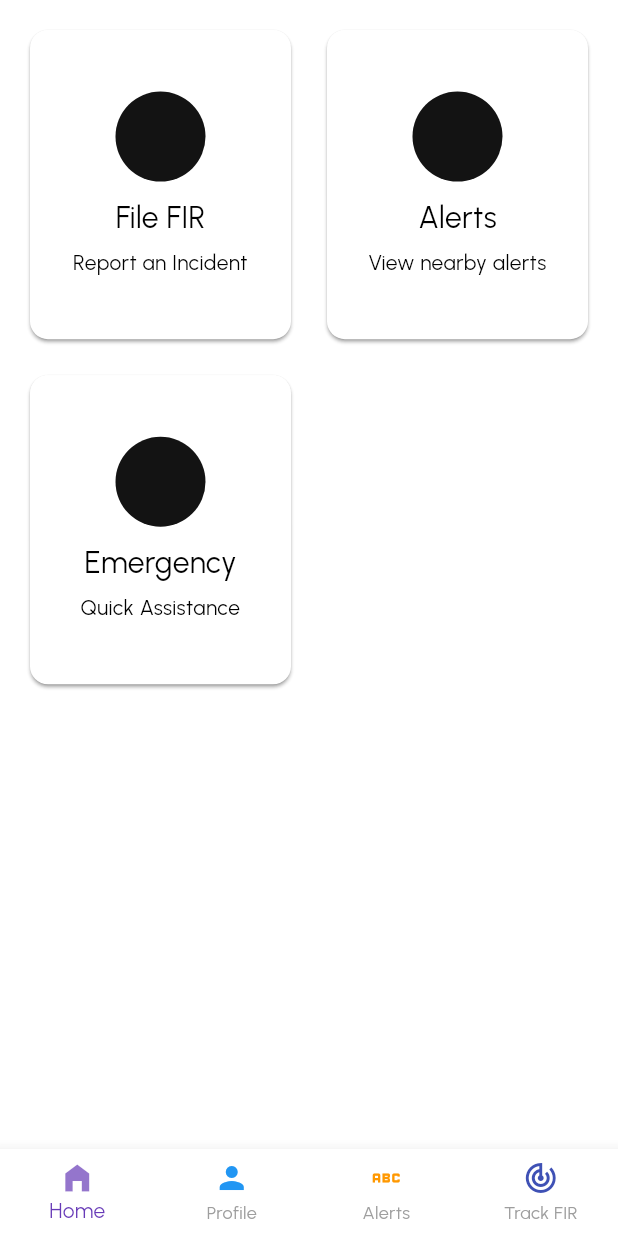
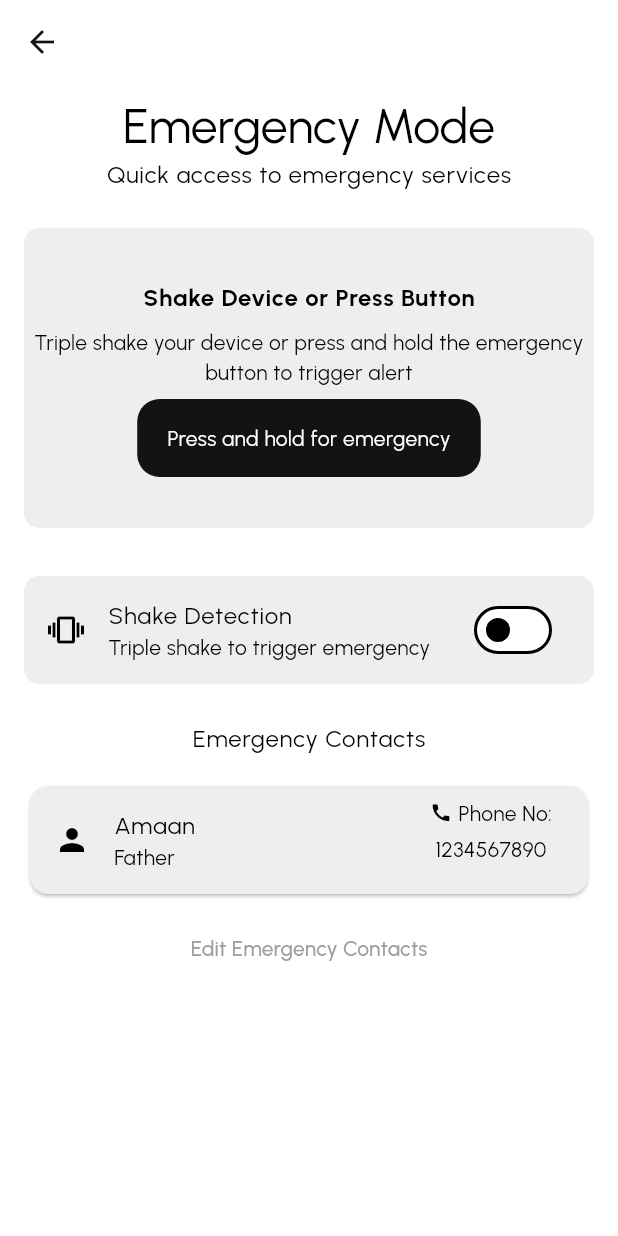
Before and after one commit to mallik-amaan/Safe-Pak, a Flutter app: the screen it shows after launch, after a tap on "Emergency", on a phone screen of 412 x 824 dp. Run offline on Flutter 3.47's test engine with Material 3 defaults, Android fonts, the phone set to English and light mode, and no system bars; our stand-ins replace bloc, cloud_firestore, dartz, date_time_picker, equatable, firebase_auth and 14 more; missing offline and left inert: shake; accounts and stored records are empty.

Commit message:
Emergency SOS feature added

```diff
--- a/lib/Home/widgets/home_card.dart
+++ b/lib/Home/widgets/home_card.dart
@@ -1,5 +1,6 @@
 
 import 'package:flutter/material.dart';
+import 'package:safepak/features/emeregency_sos/presentation/screens/emergency.dart';
 
 import '../../features/fir_registration/presentation/screens/fir_registration.dart';
 
@@ -30,6 +31,9 @@ List<Widget> HomeCards(BuildContext context) {
           Navigator.push(
               context, MaterialPageRoute(builder: (_) => FirRegistration()));
         } else if (entry.key == "Emergency") {
+          Navigator.push(
+              context, MaterialPageRoute(builder: (_) => Emergency()));
+
         } else if (entry.key == "Alerts") {}
       },
       child: Card(
--- a/lib/app_router.dart
+++ b/lib/app_router.dart
@@ -3,6 +3,9 @@ import 'package:safepak/Home/home_screen.dart';
 import 'package:safepak/features/authentication/presentation/pages/create_account_page_1.dart';
 import 'package:safepak/features/authentication/presentation/pages/create_account_page_2.dart';
 import 'package:safepak/features/authentication/presentation/pages/success_page.dart';
+import 'package:safepak/features/emeregency_sos/presentation/screens/emergency.dart';
+import 'package:safepak/features/emeregency_sos/presentation/screens/emergency_details.dart';
+import 'package:safepak/features/fir_registration/presentation/screens/fir_registration.dart';
 
 import 'features/authentication/presentation/pages/login_page.dart';
 import 'features/authentication/presentation/pages/register_page.dart';
@@ -24,7 +27,7 @@ final GoRouter appRouter = GoRouter(
         ),
       ],
     ),
-     GoRoute(
+    GoRoute(
       path: '/home',
       builder: (context, state) => MainPage(),
     ),
@@ -42,5 +45,18 @@ final GoRouter appRouter = GoRouter(
       path: '/success',
       builder: (context, state) => SuccessPage(),
     ),
+    GoRoute(
+        path: '/emergency',
+        builder: (context, state) => Emergency(),
+        routes: [
+          GoRoute(
+            path: '/emergency_details',
+            builder: (context, state) => EmergencyDetailsScreen(),
+          ),
+        ]),
+    GoRoute(
+      path: '/fir_registration',
+      builder: (context, state) => FirRegistration(),
+    )
   ],
 );
--- /dev/null
+++ b/lib/core/services/shake_detector_service.dart
@@ -0,0 +1,23 @@
+import 'dart:async';
+import 'dart:math';
+
+import 'package:safepak/features/emeregency_sos/presentation/screens/emergency_details.dart';
+import 'package:sensors_plus/sensors_plus.dart';
+import 'package:shake/shake.dart';
+
+class EmergencyShakeDetector {
+  final Function onShake;
+  final int shakeThreshold;
+  int shakeCount = 0;
+
+  EmergencyShakeDetector({required this.onShake, this.shakeThreshold = 3}) {}
+  void startListening() {
+    ShakeDetector.autoStart(onPhoneShake: (shakeEvent) {
+        shakeCount++;
+        if(shakeCount >= shakeThreshold) {
+          onShake();
+          shakeCount = 0; // Reset after triggering
+        }
+    });
+  }
+}
--- /dev/null
+++ b/lib/features/emeregency_sos/presentation/screens/emergency.dart
@@ -0,0 +1,157 @@
+import 'package:flutter/material.dart';
+import 'package:go_router/go_router.dart';
+import 'package:safepak/features/emeregency_sos/presentation/screens/emergency_details.dart';
+import 'package:safepak/features/emeregency_sos/presentation/widgets/emergency_contact_tile.dart';
+import 'package:shake/shake.dart';
+
+import '../../../../core/services/shake_detector_service.dart';
+
+class Emergency extends StatefulWidget {
+  const Emergency({super.key});
+
+  @override
+  _EmergencyState createState() => _EmergencyState();
+}
+
+class _EmergencyState extends State<Emergency> {
+  late EmergencyShakeDetector _detector;
+  bool _isShakeDetectionEnabled = false;
+  @override
+  void initState() {
+    super.initState();
+    _detector = EmergencyShakeDetector(
+        shakeThreshold: 3,
+        onShake: () {
+          if (_isShakeDetectionEnabled) _triggerEmergency();
+        });
+    _detector.startListening();
+  }
+
+  @override
+  void dispose() {
+    print("Emergency screen dispose called");
+    super.dispose();
+  }
+
+  void _triggerEmergency() {
+    print("Emergency triggered via button!");
+    ScaffoldMessenger.of(context).showSnackBar(
+      const SnackBar(content: Text("Emergency action triggered!")),
+    );
+  }
+
+  @override
+  Widget build(BuildContext context) {
+    return Scaffold(
+      appBar: AppBar(),
+      body: Padding(
+        padding: const EdgeInsets.all(8.0),
+        child: Column(
+          children: [
+            Text(
+              "Emergency Mode",
+              style: Theme.of(context).textTheme.headlineLarge,
+            ),
+            Text(
+              "Quick access to emergency services",
+              style: Theme.of(context).textTheme.bodyLarge,
+            ),
+            const SizedBox(height: 16),
+            Padding(
+              padding: const EdgeInsets.all(8.0),
+              child: Container(
+                height: 200,
+                width: MediaQuery.of(context).size.width,
+                decoration: BoxDecoration(
+                  color: Colors.grey.shade200,
+                  borderRadius: BorderRadius.circular(10),
+                ),
+                child: Column(
+                  mainAxisAlignment: MainAxisAlignment.center,
+                  children: [
+                    Text(
+                      "Shake Device or Press Button",
+                      style: Theme.of(context)
+                          .textTheme
+                          .bodyLarge
+                          ?.copyWith(fontWeight: FontWeight.bold),
+                    ),
+                    const SizedBox(height: 8),
+                    Text(
+                      "Triple shake your device or press and hold the emergency button to trigger alert",
+                      textAlign: TextAlign.center,
+                      style: Theme.of(context).textTheme.bodyMedium,
+                    ),
+                    const SizedBox(height: 8),
+                    Container(
+                      decoration: BoxDecoration(
+                        color: Theme.of(context).highlightColor,
+                        borderRadius: BorderRadius.circular(15),
+                      ),
+                      child: TextButton(
+                        onLongPress: _triggerEmergency,
+                        onPressed: () {},
+                        child: Padding(
+                          padding: const EdgeInsets.all(8.0),
+                          child: Text(
+                            "Press and hold for emergency",
+                            style: Theme.of(context)
+                                .textTheme
+                                .bodyMedium
+                                ?.copyWith(color: Colors.white),
+                          ),
+                        ),
+                      ),
+                    ),
+                  ],
+                ),
+              ),
+            ),
+            const SizedBox(height: 16),
+            Padding(
+              padding: const EdgeInsets.all(8.0),
+              child: SwitchListTile(
+                tileColor: Colors.grey.shade200,
+                shape: RoundedRectangleBorder(
+                  borderRadius: BorderRadius.circular(10),
+                ),
+                value: _isShakeDetectionEnabled,
+                onChanged: (value) {
+                  setState(() {
+                    _isShakeDetectionEnabled = value;
+                  });
+                },
+                title: const Text("Shake Detection"),
+                subtitle: const Text("Triple shake to trigger emergency"),
+                secondary: const Icon(Icons.vibration),
+              ),
+            ),
+            const SizedBox(height: 16),
+            Text(
+              "Emergency Contacts",
+              style: Theme.of(context).textTheme.bodyLarge,
+            ),
+            const SizedBox(height: 8),
+            EmergencyContactTile(
+              name: "Amaan",
+              relation: "Father",
+              phoneNumber: "1234567890",
+            ),
+            TextButton(
+              child: Text("Edit Emergency Contacts"),
+              onPressed: () {
+                // Navigate to the emergency contacts screen
+                Navigator.push(
+                  context,
+                  MaterialPageRoute(
+                    builder: (context) => EmergencyDetailsScreen(),
+                  ),
+                );
+              },
+            )
+          ],
+        ),
+      ),
+    );
+  }
+}
--- /dev/null
+++ b/lib/features/emeregency_sos/presentation/widgets/emergency_contact_tile.dart
@@ -0,0 +1,54 @@
+import 'package:flutter/material.dart';
+import 'package:flutter/widgets.dart';
+
+class EmergencyContactTile extends StatelessWidget {
+  final String name;
+  final String phoneNumber;
+  final String relation;
+  const EmergencyContactTile({
+    super.key,
+    this.name = "John Doe",
+    this.phoneNumber = "1234567890",
+    this.relation = "Father",
+  });
+
+  @override
+  Widget build(BuildContext context) {
+    return Padding(
+      padding: const EdgeInsets.all(8.0),
+      child: Card(
+        elevation: 1,
+        color: Colors.grey.shade200,
+        child: ListTile(
+          leading: const Icon(Icons.person),
+          title: Text(name),
+          trailing: Column(
+            children: [
+              Row(
+                mainAxisSize: MainAxisSize.min,
+                children: [
+                  Icon(
+                    Icons.call,
+                    size: 15,
+                  ),
+                  SizedBox(width: 4),
+                  Text(
+                    "Phone No:",
+                    style: Theme.of(context).textTheme.bodyMedium,
+                  ),
+                ],
+              ),
+              const SizedBox(height: 4),
+              Text(phoneNumber, style: Theme.of(context).textTheme.bodyMedium),
+              const SizedBox(height: 4),
+            ],
+          ),
+          subtitle: Text(relation),
+          onTap: () {
+            print("Tapped on John Doe");
+          },
+        ),
+      ),
+    );
+  }
+}
--- a/pubspec.yaml
+++ b/pubspec.yaml
@@ -62,6 +62,9 @@ dependencies:
   firebase_storage: ^12.4.4
   geocoding: ^3.0.0
   geolocator:
+  shake: ^3.0.0
+  sensors_plus: ^6.1.1
+  home_widget: ^0.7.0+1
 
 dev_dependencies:
   flutter_test:
```
Also changed, not shown: lib/features/emeregency_sos/presentation/screens/emergency_details.dart (added, +76 -0 lines), lib/features/emeregency_sos/presentation/widgets/emergency_contact_detail_field.dart (added, +52 -0 lines), lib/main.dart (line endings or trailing spaces), pubspec.lock, 4 other files.
